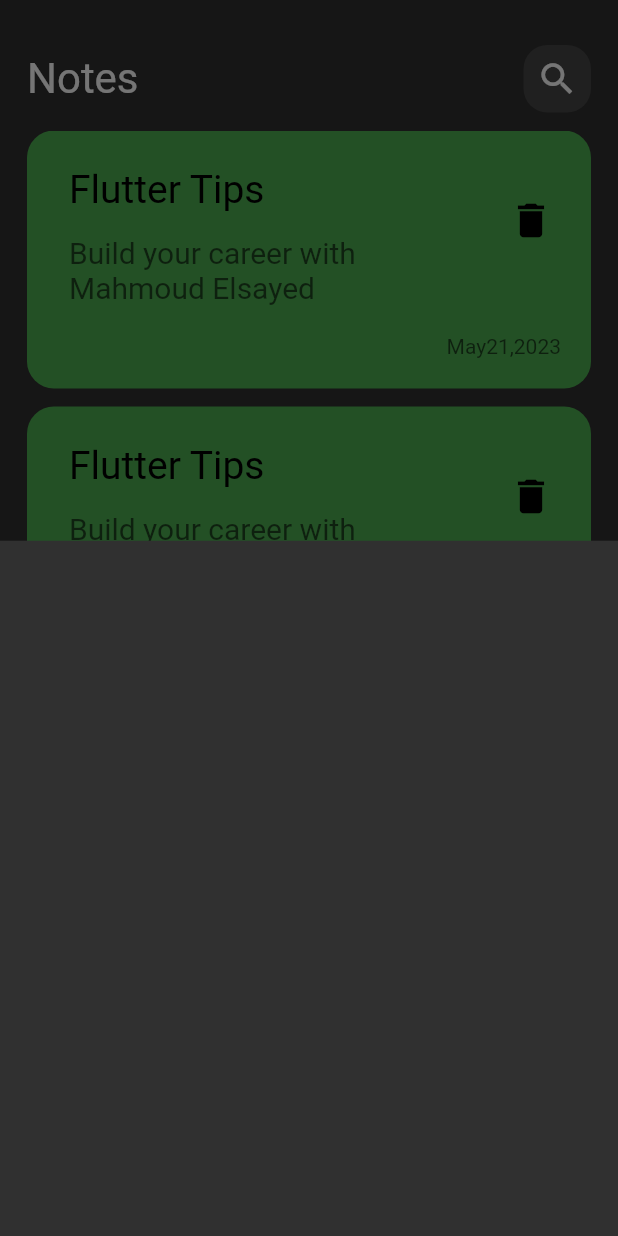
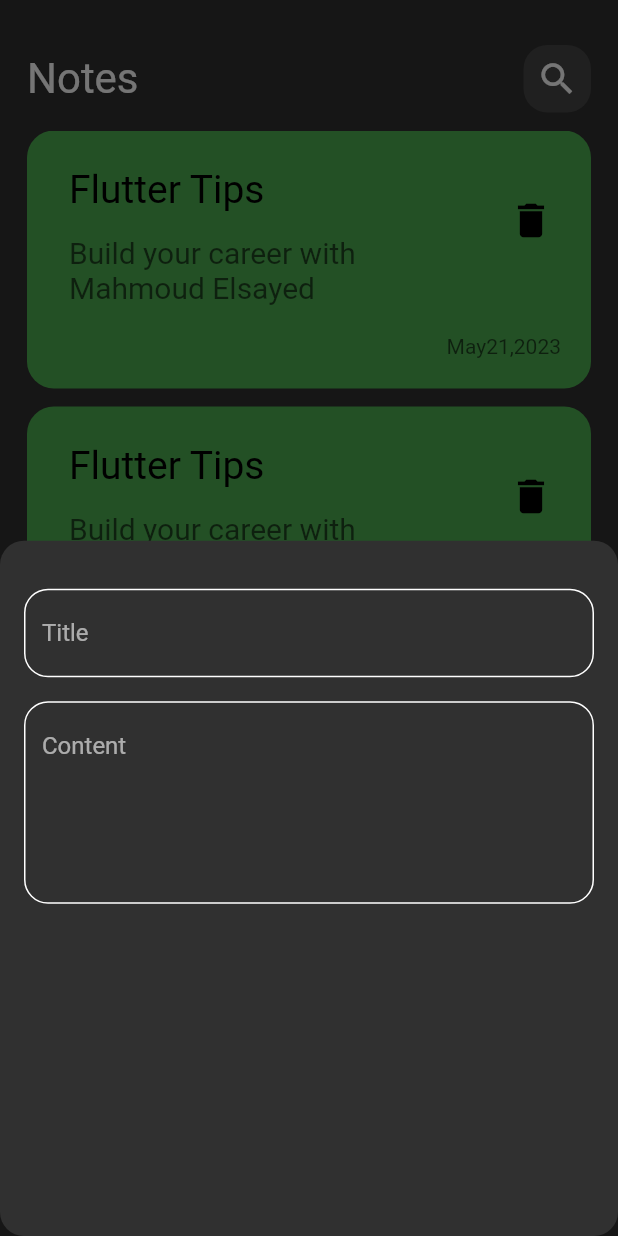
Before and after one commit to Mahmoud-Elsayed-Elhga/notes-app, a Flutter app: the screen it shows after launch, after a tap on the "add" icon, on a phone screen of 412 x 824 dp. Run offline on Flutter 3.47's test engine with Material 2 defaults, Android fonts, the phone set to English and light mode, and no system bars.

Commit message:
finished textFields of NoteBottomSheet

```diff
--- /dev/null
+++ b/lib/constants.dart
@@ -0,0 +1,3 @@
+import 'package:flutter/animation.dart';
+
+const kPrimaryColor = Color(0xff55EED8);
--- a/lib/views/notes_view.dart
+++ b/lib/views/notes_view.dart
@@ -14,9 +14,11 @@ class NotesView extends StatelessWidget {
       floatingActionButton: FloatingActionButton(
         onPressed: () {
           showModalBottomSheet(
+              shape: RoundedRectangleBorder(
+                  borderRadius: BorderRadius.circular(16)),
               context: context,
               builder: (context) {
-                return const AddNoteBottomSheet();
+                return const NoteBottomSheet();
               });
         },
         child: const Icon(Icons.add),
--- a/lib/widgets/add_note_bottom_sheet.dart
+++ b/lib/widgets/add_note_bottom_sheet.dart
@@ -1,10 +1,26 @@
 import 'package:flutter/material.dart';
+import 'package:notes_app/widgets/custom_text_field.dart';
 
-class AddNoteBottomSheet extends StatelessWidget {
-  const AddNoteBottomSheet({super.key});
+class NoteBottomSheet extends StatelessWidget {
+  const NoteBottomSheet({super.key});
 
   @override
   Widget build(BuildContext context) {
-    return Container();
+    return const Padding(
+      padding: EdgeInsets.symmetric(horizontal: 16),
+      child: Column(
+        children: [
+          SizedBox(height: 32),
+          CustomTextField(
+            hint: 'Title',
+          ),
+          SizedBox(height: 16),
+          CustomTextField(
+            hint: 'Content',
+            maxLines: 5,
+          ),
+        ],
+      ),
+    );
   }
 }
--- /dev/null
+++ b/lib/widgets/custom_text_field.dart
@@ -0,0 +1,30 @@
+import 'package:flutter/material.dart';
+import 'package:notes_app/constants.dart';
+
+class CustomTextField extends StatelessWidget {
+  const CustomTextField({super.key, required this.hint, this.maxLines = 1});
+
+  final String hint;
+  final int maxLines;
+
+  @override
+  Widget build(BuildContext context) {
+    return TextField(
+      cursorColor: kPrimaryColor,
+      maxLines: maxLines,
+      decoration: InputDecoration(
+          hintText: hint,
+          border: buildBorder(),
+          enabledBorder: buildBorder(),
+          focusedBorder: buildBorder(color: kPrimaryColor)),
+    );
+  }
+
+  OutlineInputBorder buildBorder({color}) {
+    return OutlineInputBorder(
+      borderRadius: BorderRadius.circular(16),
+      borderSide: BorderSide(
+          color: color ?? Colors.white), //if color = null then use white
+    );
+  }
+}
```
